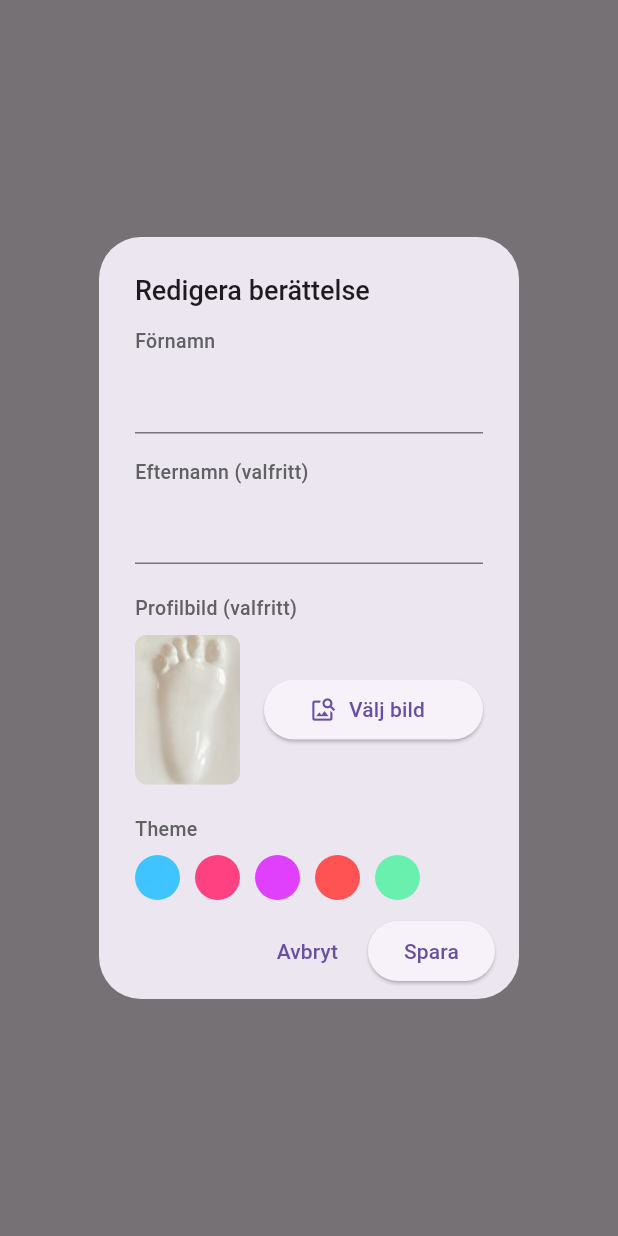
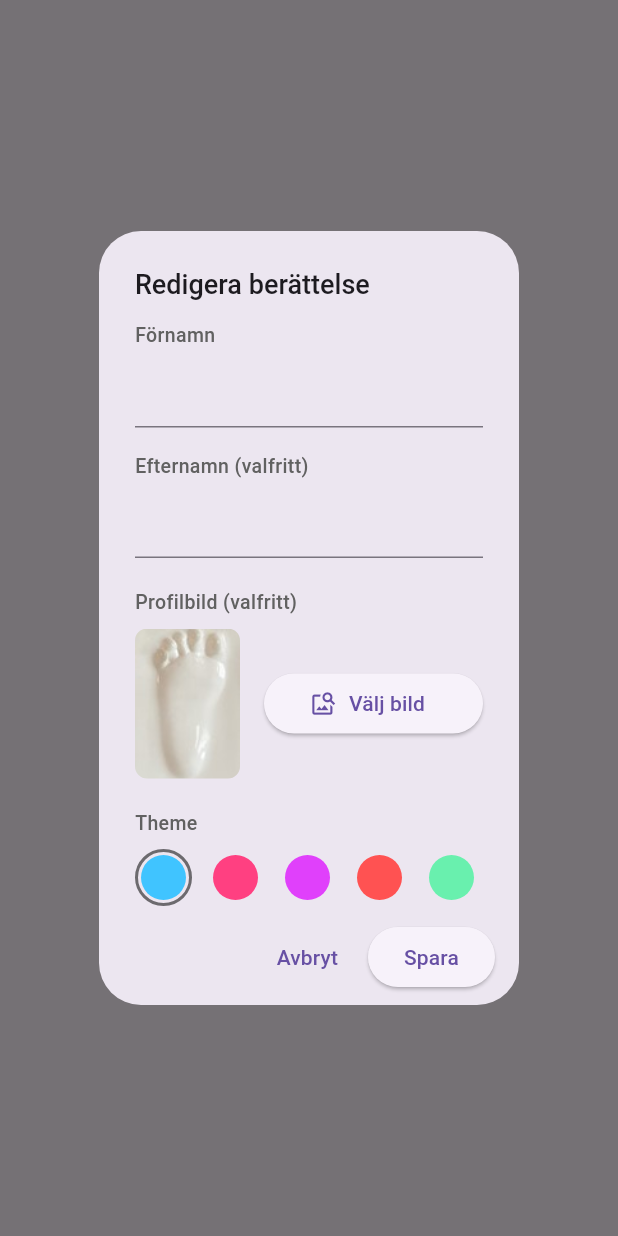
Before and after one commit to unearthcreator/barnbok, a Flutter app: what showCreateStoryDialog() shows on an empty page, opened directly with empty values, on a phone screen of 412 x 824 dp. Run offline on Flutter 3.47's test engine with Material 3 defaults, Android fonts, the phone set to English and light mode, and no system bars; our stand-ins replace hive, hive_flutter, image_cropper, image_picker, logger; accounts and stored records are empty.

Commit message:
Theme added

```diff
--- a/lib/features/menu_screens/widgets/story_dialog.dart
+++ b/lib/features/menu_screens/widgets/story_dialog.dart
@@ -4,7 +4,7 @@ import 'package:uuid/uuid.dart';
 import 'package:hive/hive.dart';
 
 // Import the selector widget
-import 'package:barnbok/features/menu_screens/profile_image_selector.dart';
+import 'package:barnbok/features/menu_screens/profile_image_selector.dart'; // Ensure path is correct
 
 // Adjust paths as needed
 import 'package:barnbok/models/card_info.dart';
@@ -12,20 +12,19 @@ import 'package:barnbok/repositories/card_data_repository.dart';
 import 'package:barnbok/repositories/hive_card_data_repository.dart';
 
 
-// --- MODIFIED showCreateStoryDialog function ---
+// --- showCreateStoryDialog function (no changes) ---
 Future<bool?> showCreateStoryDialog(
   BuildContext context,
-  int positionIndex, { // positionIndex still relevant for new cards
-  CardInfo? existingCard, // Optional: Pass card data if editing
+  int positionIndex, {
+  CardInfo? existingCard,
 }) async {
   final result = await showDialog<bool?>(
     context: context,
     barrierDismissible: false,
     builder: (BuildContext dialogContext) {
-      // Pass both index and optional existing card data
       return _CreateStoryDialogContent(
         positionIndex: positionIndex,
-        existingCard: existingCard, // Pass it down
+        existingCard: existingCard,
       );
     },
   );
@@ -33,14 +32,13 @@ Future<bool?> showCreateStoryDialog(
 }
 
 
-// --- MODIFIED StatefulWidget ---
 class _CreateStoryDialogContent extends StatefulWidget {
   final int positionIndex;
-  final CardInfo? existingCard; // Added optional existing card data
+  final CardInfo? existingCard;
 
   const _CreateStoryDialogContent({
     required this.positionIndex,
-    this.existingCard, // Added to constructor
+    this.existingCard,
     super.key,
   });
 
@@ -56,29 +54,42 @@ class _CreateStoryDialogContentState extends State<_CreateStoryDialogContent> {
   late final CardDataRepository _repository;
   bool _repoInitialized = false;
 
-  // State variable to hold the file selected by ProfileImageSelector *during this session*
   File? _finalSelectedImageFile;
 
-  // Placeholder path - still needed for default when creating
   static const String fakeImagePath = 'assets/images/baby_foot_ceramic.jpg';
 
-  // Helper getter to easily check if we are editing
+  // --- Theme Selection State ---
+  // List of available theme colors
+  final List<Color> _availableColors = const [
+    Colors.lightBlueAccent, // Default selected
+    Colors.pinkAccent,
+    Colors.purpleAccent,
+    Colors.redAccent,
+    Colors.greenAccent,
+  ];
+  // State variable to hold the currently selected color
+  late Color _selectedThemeColor;
+  // --- End Theme Selection State ---
+
   bool get isEditing => widget.existingCard != null;
 
   @override
   void initState() {
     super.initState();
 
-    // Initialize controllers - pre-fill if editing
     _surnameController = TextEditingController(text: widget.existingCard?.surname ?? '');
     _lastNameController = TextEditingController(text: widget.existingCard?.lastName ?? '');
-    // Note: Initial image is handled by passing initialImagePath to ProfileImageSelector
+
+    // --- Initialize Theme ---
+    // TODO: Later, load from widget.existingCard?.themeColor if available
+    _selectedThemeColor = _availableColors[0]; // Default to the first color (Light Blue Accent)
+    // --- End Theme Init ---
 
     _initializeRepository();
   }
 
   Future<void> _initializeRepository() async {
-    // ... (no changes needed here) ...
+    // ... (no changes) ...
      try {
       if (!Hive.isBoxOpen(HiveCardDataRepository.boxName)) {
         print("CreateStoryDialog: Warning - Box was not open.");
@@ -106,58 +117,44 @@ class _CreateStoryDialogContentState extends State<_CreateStoryDialogContent> {
   }
 
 
-  // --- MODIFIED submit form ---
   Future<void> _submitForm() async {
+     // ... (submitForm logic - no changes for now, theme saving needs adding later) ...
      if (!_repoInitialized || _isSaving) return;
 
     if (_formKey.currentState!.validate()) {
       setState(() { _isSaving = true; });
 
       try {
-        // --- Determine details based on mode (Create vs Edit) ---
         final String surname = _surnameController.text.trim();
         final String lastName = _lastNameController.text.trim();
-
-        // Use existing ID if editing, otherwise generate a new one
         final String uniqueId = widget.existingCard?.uniqueId ?? const Uuid().v4();
-
-        // Use existing positionIndex if editing, otherwise use the one passed for new card
         final int positionIndex = widget.existingCard?.positionIndex ?? widget.positionIndex;
 
-        // Determine image path: Start with existing or default, override only if a NEW file was selected
         String imagePathToSave = widget.existingCard?.imagePath ?? fakeImagePath;
         if (_finalSelectedImageFile != null) {
-          // A new image was selected during this session, use its path
           imagePathToSave = _finalSelectedImageFile!.path;
         }
-        // --- End determining details ---
+        // TODO: Add logic here to get the selected theme color value
+        // String themeColorValue = _selectedThemeColor.value.toRadixString(16); // Example
 
-        // Create the CardInfo object with determined details
         final cardDataToSave = CardInfo(
           uniqueId: uniqueId,
           surname: surname,
-          lastName: lastName.isEmpty ? null : lastName, // Store null if empty
+          lastName: lastName.isEmpty ? null : lastName,
           imagePath: imagePathToSave,
           positionIndex: positionIndex,
-          // Optional: Handle other fields like serverId if necessary for updates
-          // serverId: widget.existingCard?.serverId,
+          // TODO: Add themeColor field to CardInfo and pass value here
+          // themeColor: themeColorValue,
         );
 
         print('CreateStoryDialog: Attempting to save (${isEditing ? "Edit" : "Create"})...');
-        // Assuming repository handles create vs update based on uniqueId/key
         await _repository.saveCardInfo(cardDataToSave);
 
         print('--- SAVE SUCCESS (${isEditing ? "Edit" : "Create"}) ---');
-        print('Saved Card Info:');
-        print('  UUID: ${cardDataToSave.uniqueId}');
-        print('  Surname: ${cardDataToSave.surname}');
-        print('  Last Name: ${cardDataToSave.lastName ?? 'N/A'}');
-        print('  Image Path: ${cardDataToSave.imagePath}');
-        print('  Position Index: ${cardDataToSave.positionIndex}');
-        print('--------------------');
+        // ... (print statements) ...
 
         if (mounted) {
-          Navigator.of(context).pop(true); // Return true on success
+          Navigator.of(context).pop(true);
         }
 
       } catch (e, stackTrace) {
@@ -165,21 +162,59 @@ class _CreateStoryDialogContentState extends State<_CreateStoryDialogContent> {
         if (mounted) {
           setState(() { _isSaving = false; });
             ScaffoldMessenger.of(context).showSnackBar(
-              SnackBar(content: Text('Kunde inte ${isEditing ? "spara ändringar" : "skapa berättelsen"}.')) // Adjust msg
+              SnackBar(content: Text('Kunde inte ${isEditing ? "spara ändringar" : "skapa berättelsen"}.'))
             );
         }
       }
     }
   }
-  // --- End submit form ---
 
-        // --- MODIFIED build method ---
+  // --- Helper method to build each color circle ---
+  Widget _buildColorCircle(Color color) {
+    const double circleDiameter = 30.0;
+    const double borderThickness = 2.0;
+    final bool isSelected = _selectedThemeColor == color;
+
+    return InkWell(
+      onTap: () {
+        if (!_isSaving) { // Prevent changing theme while saving
+          setState(() {
+            _selectedThemeColor = color;
+            print("Theme color selected: $color");
+            // TODO: Need to store this selected color value for saving
+          });
+        }
+      },
+      customBorder: const CircleBorder(), // Make ripple effect circular
+      child: Container(
+        width: circleDiameter + (borderThickness * 2) + 4, // Diameter + border + padding
+        height: circleDiameter + (borderThickness * 2) + 4,
+        padding: const EdgeInsets.all(2.0), // Padding between border and inner circle
+        decoration: BoxDecoration(
+          shape: BoxShape.circle,
+          // Show border only if selected
+          border: isSelected
+              ? Border.all(color: Colors.black54, width: borderThickness)
+              : Border.all(color: Colors.transparent, width: borderThickness), // Keep space consistent
+        ),
+        child: Container(
+          width: circleDiameter,
+          height: circleDiameter,
+          decoration: BoxDecoration(
+            color: color,
+            shape: BoxShape.circle,
+            // Optional: Add a slight inner shadow or border to all circles for definition
+            // border: Border.all(color: Colors.black12, width: 0.5)
+          ),
+        ),
+      ),
+    );
+  }
+
+
   @override
   Widget build(BuildContext context) {
-        // Define standard label style for reuse
     final labelStyle = TextStyle(fontSize: 13, fontWeight: FontWeight.w500, color: Colors.grey[700]);
-        // Define size for color circles
-        const double circleDiameter = 30.0;
 
     return AlertDialog(
       title: Text(
@@ -193,33 +228,22 @@ class _CreateStoryDialogContentState extends State<_CreateStoryDialogContent> {
           key: _formKey,
           child: Column(
             mainAxisSize: MainAxisSize.min,
-                crossAxisAlignment: CrossAxisAlignment.start, // Keep children aligned left
+            crossAxisAlignment: CrossAxisAlignment.start,
             children: <Widget>[
-                  // --- First Name Field ---
+              // --- First Name ---
               Padding(
                 padding: const EdgeInsets.only(bottom: 4.0),
-                    child: Text('Förnamn', style: labelStyle), // Use defined style
+                child: Text('Förnamn', style: labelStyle),
               ),
-                  TextFormField(
-                    controller: _surnameController,
-                    enabled: !_isSaving,
-                    decoration: InputDecoration( /* ... */ ),
-                    textCapitalization: TextCapitalization.words,
-                    validator: (value) { /* ... */ },
-                  ),
+              TextFormField( /* ... */ ),
               const SizedBox(height: 16),
 
-                  // --- Last Name Field ---
+              // --- Last Name ---
               Padding(
                 padding: const EdgeInsets.only(bottom: 4.0),
-                    child: Text('Efternamn (valfritt)', style: labelStyle), // Use defined style
+                child: Text('Efternamn (valfritt)', style: labelStyle),
               ),
-                  TextFormField(
-                    controller: _lastNameController,
-                    enabled: !_isSaving,
-                    decoration: InputDecoration( /* ... */ ),
-                    textCapitalization: TextCapitalization.words,
-                  ),
+              TextFormField( /* ... */ ),
               const SizedBox(height: 20),
 
                 // --- Image Picker Section ---
@@ -239,72 +263,15 @@ class _CreateStoryDialogContentState extends State<_CreateStoryDialogContent> {
                     ),
                     // --- End Image Picker Section ---
 
-                  // --- ADDED Theme Selection Section ---
-                  const SizedBox(height: 20), // Spacing before Theme section
-                  Text(
-                    'Theme', // Or "Tema" for Swedish
-                    style: labelStyle, // Use defined style
-                  ),
+              // --- MODIFIED Theme Selection Section ---
+              const SizedBox(height: 20),
+              Text('Theme', style: labelStyle), // Or "Tema"
               const SizedBox(height: 8),
-                  Row(
-                    // You might want MainAxisAlignment.spaceAround or .spaceBetween
-                    // if you want them to spread out more automatically.
-                    // Using SizedBox provides fixed spacing.
-                    children: [
-                        // Light Blue Circle
-                        Container(
-                          width: circleDiameter,
-                          height: circleDiameter,
-                          decoration: const BoxDecoration(
-                            color: Colors.lightBlueAccent, // Or Colors.lightBlue
-                            shape: BoxShape.circle,
-                          ),
-                        ),
-                        const SizedBox(width: 10), // Spacing between circles
-
-                        // Pink Circle
-                        Container(
-                          width: circleDiameter,
-                          height: circleDiameter,
-                          decoration: const BoxDecoration(
-                            color: Colors.pinkAccent, // Or Colors.pink
-                            shape: BoxShape.circle,
-                          ),
-                        ),
-                        const SizedBox(width: 10),
-
-                        // Purple Circle
-                        Container(
-                          width: circleDiameter,
-                          height: circleDiameter,
-                          decoration: const BoxDecoration(
-                            color: Colors.purpleAccent, // Or Colors.purple
-                            shape: BoxShape.circle,
-                          ),
-                        ),
-                        const SizedBox(width: 10),
-
-                        // Red Circle
-                        Container(
-                          width: circleDiameter,
-                          height: circleDiameter,
-                          decoration: const BoxDecoration(
-                            color: Colors.redAccent, // Or Colors.red
-                            shape: BoxShape.circle,
-                          ),
-                        ),
-                        const SizedBox(width: 10),
-
-                        // Green Circle
-                        Container(
-                          width: circleDiameter,
-                          height: circleDiameter,
-                          decoration: const BoxDecoration(
-                            color: Colors.greenAccent, // Or Colors.green
-                            shape: BoxShape.circle,
-                          ),
-                        ),
-                    ],
+              // Use Wrap for better spacing flexibility if needed, Row is fine too
+              Wrap(
+                spacing: 10.0, // Horizontal space between circles
+                runSpacing: 10.0, // Vertical space if wrapping occurs
+                children: _availableColors.map((color) => _buildColorCircle(color)).toList(),
               ),
               // --- End Theme Selection Section ---
 
@@ -314,6 +281,7 @@ class _CreateStoryDialogContentState extends State<_CreateStoryDialogContent> {
       ),
       actionsPadding: const EdgeInsets.fromLTRB(16.0, 0.0, 16.0, 8.0),
       actions: <Widget>[
+          // ... (actions remain the same) ...
            if (!_isSaving)
              TextButton(
                child: const Text('Avbryt'),
@@ -322,7 +290,7 @@ class _CreateStoryDialogContentState extends State<_CreateStoryDialogContent> {
            ElevatedButton(
              onPressed: (_isSaving || !_repoInitialized) ? null : _submitForm,
              child: _isSaving
-                  ? const SizedBox(/* ... progress indicator ... */)
+                 ? const SizedBox(width: 20, height: 20, child: CircularProgressIndicator(strokeWidth: 2, color: Colors.white))
                  : Text(isEditing ? 'Spara' : 'Skapa min berättelse'),
            ),
       ],
```
Lines whose indentation alone changed are shown as unchanged.
